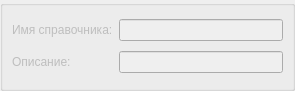
Old version of the form src/plugins/modeleride/refwidget.ui in the repository rdnvndr/raindrop.
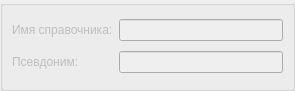
New version of the form.

Patch:
```diff
--- a/src/plugins/modeleride/refwidget.ui
+++ b/src/plugins/modeleride/refwidget.ui
@@ -55,7 +55,7 @@
       <item row="1" column="0">
        <widget class="QLabel" name="labelDesc">
         <property name="text">
-         <string>Описание:</string>
+         <string>Псевдоним:</string>
         </property>
        </widget>
       </item>
```
Left out of the diff: 4 changed lines with no effect on the pictures.
